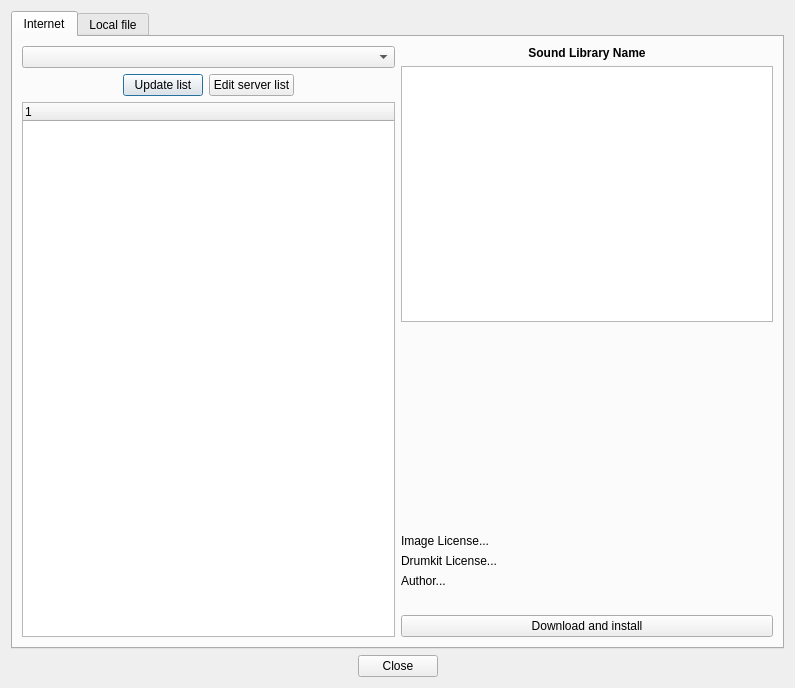
hydrogen-music/hydrogen, file src/gui/src/SoundLibrary/SoundLibraryImportDialog_UI.ui: the form before one commit.
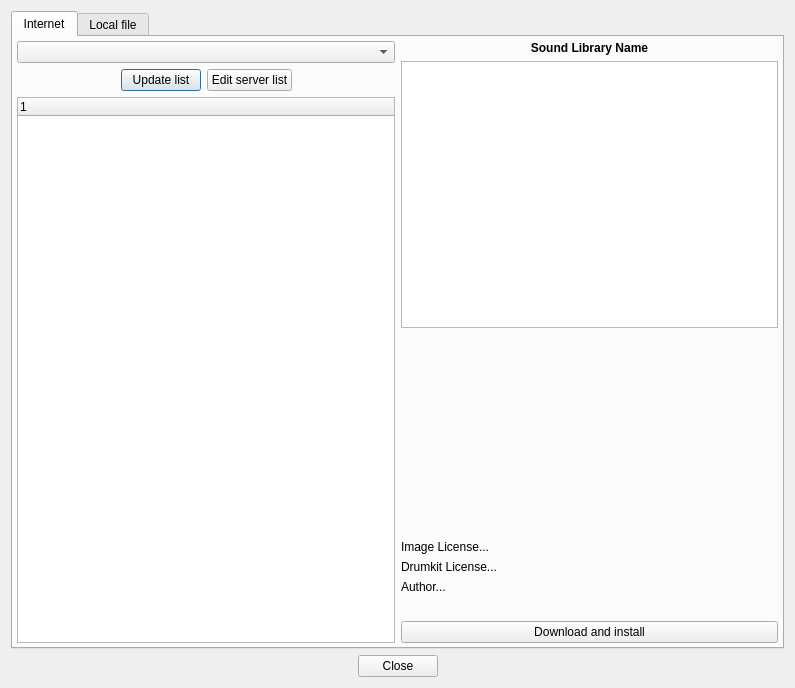
The form after the commit.

The edit to the form file:
```diff
--- a/src/gui/src/SoundLibrary/SoundLibraryImportDialog_UI.ui
+++ b/src/gui/src/SoundLibrary/SoundLibraryImportDialog_UI.ui
@@ -23,15 +23,20 @@
       <attribute name="title">
        <string>Internet</string>
       </attribute>
-      <widget class="QWidget" name="layoutWidget">
-       <property name="geometry">
-        <rect>
-         <x>9</x>
-         <y>9</y>
-         <width>751</width>
-         <height>591</height>
-        </rect>
+      <layout class="QHBoxLayout" name="horizontalLayout_2">
+       <property name="leftMargin">
+        <number>4</number>
        </property>
+       <property name="topMargin">
+        <number>4</number>
+       </property>
+       <property name="rightMargin">
+        <number>4</number>
+       </property>
+       <property name="bottomMargin">
+        <number>4</number>
+       </property>
+       <item>
        <layout class="QHBoxLayout" name="horizontalLayout">
         <item>
          <layout class="QVBoxLayout" name="TreeLayout">
@@ -84,6 +89,12 @@
           </item>
           <item>
            <widget class="QTreeWidget" name="m_pDrumkitTree">
+             <property name="minimumSize">
+              <size>
+               <width>355</width>
+               <height>0</height>
+              </size>
+             </property>
             <property name="alternatingRowColors">
              <bool>true</bool>
             </property>
@@ -267,7 +278,8 @@
          </layout>
         </item>
        </layout>
-      </widget>
+       </item>
+      </layout>
      </widget>
      <widget class="QWidget" name="tab_2">
       <attribute name="title">
```
Lines whose indentation alone changed are shown as unchanged.
